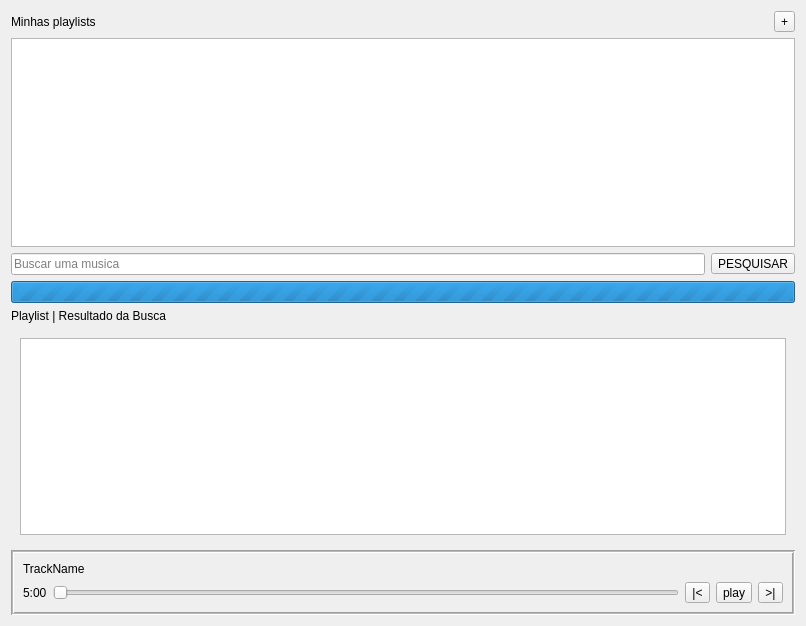
First picture: the form in src/ui/mainform.ui, repository danielwolney/SQtify, before the edit.
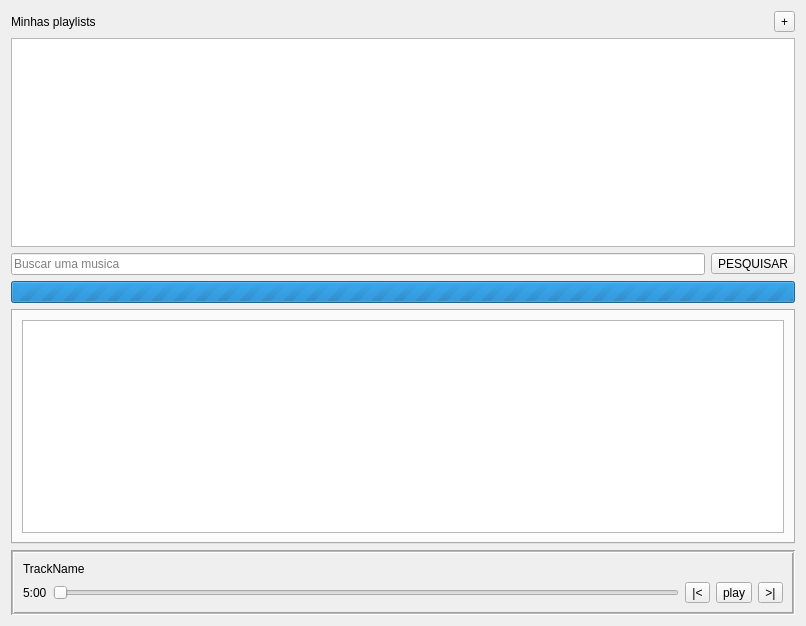
Second picture: the form after the edit. The open tabs and pages were chosen to show the change.

Commit message: track search mechanism

```diff
--- a/src/ui/mainform.ui
+++ b/src/ui/mainform.ui
@@ -91,36 +91,39 @@
     </layout>
    </item>
    <item>
-    <layout class="QVBoxLayout" name="verticalLayout_3">
-     <item>
-      <widget class="QLabel" name="label_2">
-       <property name="text">
-        <string>Playlist | Resultado da Busca</string>
-       </property>
-      </widget>
+    <layout class="QVBoxLayout" name="verticalLayout_3"/>
      </item>
      <item>
-      <widget class="QStackedWidget" name="stackedWidget">
+    <widget class="QTabWidget" name="tabWidget">
+     <property name="tabPosition">
+      <enum>QTabWidget::North</enum>
+     </property>
+     <property name="tabShape">
+      <enum>QTabWidget::Rounded</enum>
+     </property>
        <property name="currentIndex">
-        <number>1</number>
-       </property>
-       <widget class="QWidget" name="playlistPage">
-        <layout class="QVBoxLayout" name="verticalLayout_6">
-         <item>
-          <widget class="QListView" name="playslistTracksList"/>
-         </item>
-        </layout>
-       </widget>
-       <widget class="QWidget" name="searchPage">
+      <number>0</number>
+     </property>
+     <property name="documentMode">
+      <bool>false</bool>
+     </property>
+     <property name="tabsClosable">
+      <bool>true</bool>
+     </property>
+     <property name="tabBarAutoHide">
+      <bool>true</bool>
+     </property>
+     <widget class="QWidget" name="tabPlaylist">
+      <attribute name="title">
+       <string>Playlist</string>
+      </attribute>
         <layout class="QVBoxLayout" name="verticalLayout_5">
          <item>
-          <widget class="QListView" name="searchResultList"/>
+        <widget class="QListView" name="playslistTracksList"/>
          </item>
         </layout>
        </widget>
       </widget>
-     </item>
-    </layout>
    </item>
    <item>
     <widget class="QFrame" name="playerFrame">
```
Left out of the diff: 2 changed lines with no effect on the pictures. Lines whose indentation alone changed are shown as unchanged. The commit also changes 12 other files.
